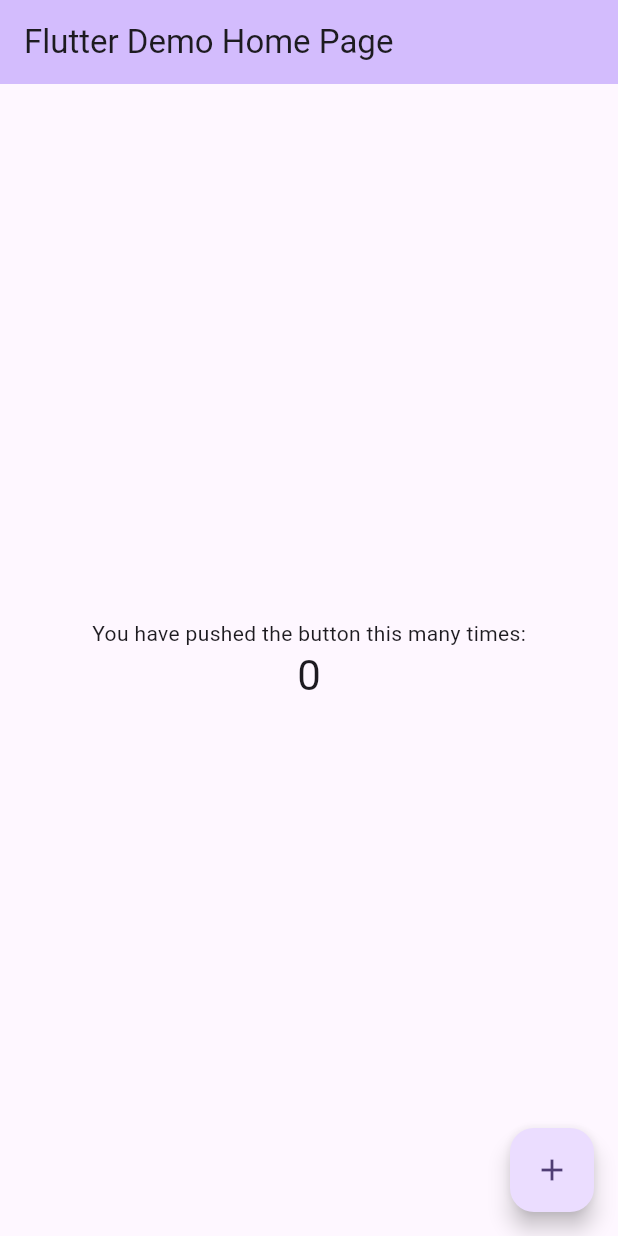
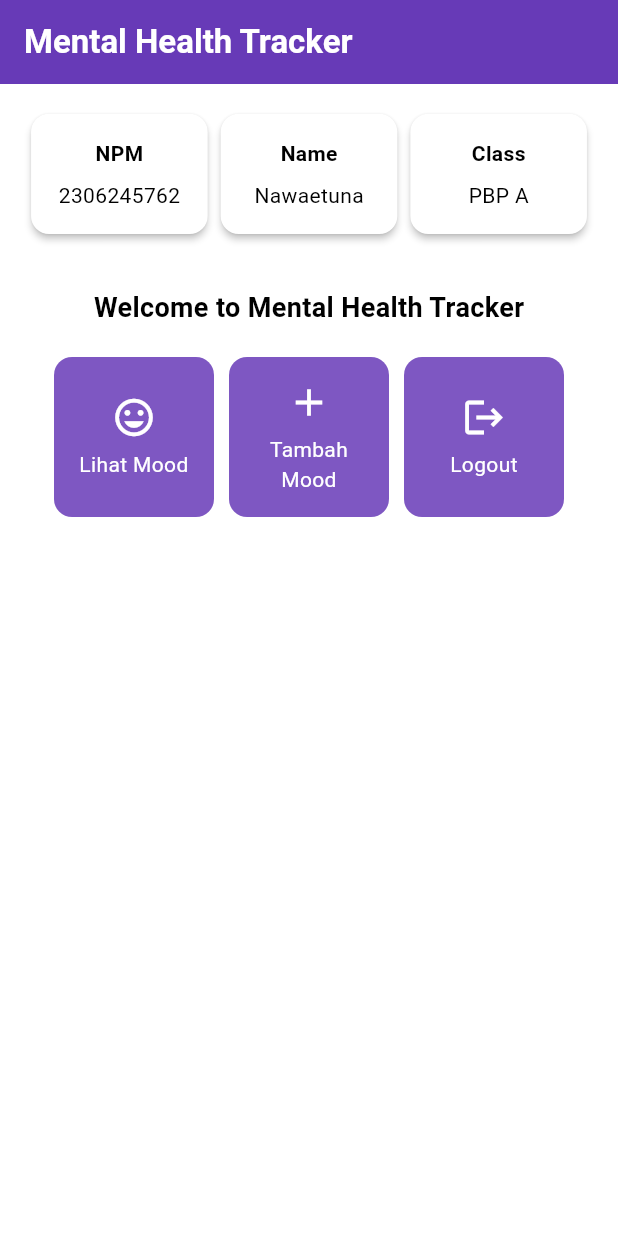
Before and after one commit to nawaetuna/mental-health-tracker-mobile, a Flutter app: the screen it shows after launch, on a phone screen of 412 x 824 dp. Run offline on Flutter 3.47's test engine with Material 3 defaults, Android fonts, the phone set to English and light mode, and no system bars.

Commit message:
tutorial 6

```diff
--- a/lib/main.dart
+++ b/lib/main.dart
@@ -1,4 +1,5 @@
 import 'package:flutter/material.dart';
+import 'package:mental_health_tracker/menu.dart';
 
 void main() {
   runApp(const MyApp());
@@ -7,119 +8,17 @@ void main() {
 class MyApp extends StatelessWidget {
   const MyApp({super.key});
 
-  // This widget is the root of your application.
   @override
   Widget build(BuildContext context) {
     return MaterialApp(
       title: 'Flutter Demo',
       theme: ThemeData(
-        // This is the theme of your application.
-        //
-        // TRY THIS: Try running your application with "flutter run". You'll see
-        // the application has a purple toolbar. Then, without quitting the app,
-        // try changing the seedColor in the colorScheme below to Colors.green
-        // and then invoke "hot reload" (save your changes or press the "hot
-        // reload" button in a Flutter-supported IDE, or press "r" if you used
-        // the command line to start the app).
-        //
-        // Notice that the counter didn't reset back to zero; the application
-        // state is not lost during the reload. To reset the state, use hot
-        // restart instead.
-        //
-        // This works for code too, not just values: Most code changes can be
-        // tested with just a hot reload.
-        colorScheme: ColorScheme.fromSeed(seedColor: Colors.deepPurple),
+        colorScheme: ColorScheme.fromSwatch(
+          primarySwatch: Colors.deepPurple,
+        ).copyWith(secondary: Colors.deepPurple[400]),
         useMaterial3: true,
       ),
-      home: const MyHomePage(title: 'Flutter Demo Home Page'),
+      home: MyHomePage(), // Updated home widget
     );
   }
 }
-
-class MyHomePage extends StatefulWidget {
-  const MyHomePage({super.key, required this.title});
-
-  // This widget is the home page of your application. It is stateful, meaning
-  // that it has a State object (defined below) that contains fields that affect
-  // how it looks.
-
-  // This class is the configuration for the state. It holds the values (in this
-  // case the title) provided by the parent (in this case the App widget) and
-  // used by the build method of the State. Fields in a Widget subclass are
-  // always marked "final".
-
-  final String title;
-
-  @override
-  State<MyHomePage> createState() => _MyHomePageState();
-}
-
-class _MyHomePageState extends State<MyHomePage> {
-  int _counter = 0;
-
-  void _incrementCounter() {
-    setState(() {
-      // This call to setState tells the Flutter framework that something has
-      // changed in this State, which causes it to rerun the build method below
-      // so that the display can reflect the updated values. If we changed
-      // _counter without calling setState(), then the build method would not be
-      // called again, and so nothing would appear to happen.
-      _counter++;
-    });
-  }
-
-  @override
-  Widget build(BuildContext context) {
-    // This method is rerun every time setState is called, for instance as done
-    // by the _incrementCounter method above.
-    //
-    // The Flutter framework has been optimized to make rerunning build methods
-    // fast, so that you can just rebuild anything that needs updating rather
-    // than having to individually change instances of widgets.
-    return Scaffold(
-      appBar: AppBar(
-        // TRY THIS: Try changing the color here to a specific color (to
-        // Colors.amber, perhaps?) and trigger a hot reload to see the AppBar
-        // change color while the other colors stay the same.
-        backgroundColor: Theme.of(context).colorScheme.inversePrimary,
-        // Here we take the value from the MyHomePage object that was created by
-        // the App.build method, and use it to set our appbar title.
-        title: Text(widget.title),
-      ),
-      body: Center(
-        // Center is a layout widget. It takes a single child and positions it
-        // in the middle of the parent.
-        child: Column(
-          // Column is also a layout widget. It takes a list of children and
-          // arranges them vertically. By default, it sizes itself to fit its
-          // children horizontally, and tries to be as tall as its parent.
-          //
-          // Column has various properties to control how it sizes itself and
-          // how it positions its children. Here we use mainAxisAlignment to
-          // center the children vertically; the main axis here is the vertical
-          // axis because Columns are vertical (the cross axis would be
-          // horizontal).
-          //
-          // TRY THIS: Invoke "debug painting" (choose the "Toggle Debug Paint"
-          // action in the IDE, or press "p" in the console), to see the
-          // wireframe for each widget.
-          mainAxisAlignment: MainAxisAlignment.center,
-          children: <Widget>[
-            const Text(
-              'You have pushed the button this many times:',
-            ),
-            Text(
-              '$_counter',
-              style: Theme.of(context).textTheme.headlineMedium,
-            ),
-          ],
-        ),
-      ),
-      floatingActionButton: FloatingActionButton(
-        onPressed: _incrementCounter,
-        tooltip: 'Increment',
-        child: const Icon(Icons.add),
-      ), // This trailing comma makes auto-formatting nicer for build methods.
-    );
-  }
-}
--- /dev/null
+++ b/lib/menu.dart
@@ -0,0 +1,186 @@
+import 'package:flutter/material.dart';
+
+class MyHomePage extends StatelessWidget {
+  MyHomePage({super.key});
+    final String npm = '2306245762'; // NPM
+    final String name = 'Nawaetuna'; // Nama
+    final String className = 'PBP A'; // Kelas
+    final List<ItemHomepage> items = [
+         ItemHomepage("Lihat Mood", Icons.mood),
+         ItemHomepage("Tambah Mood", Icons.add),
+         ItemHomepage("Logout", Icons.logout),
+     ];
+
+  @override
+  Widget build(BuildContext context) {
+    // Scaffold menyediakan struktur dasar halaman dengan AppBar dan body.
+    return Scaffold(
+      // AppBar adalah bagian atas halaman yang menampilkan judul.
+      appBar: AppBar(
+        // Judul aplikasi "Mental Health Tracker" dengan teks putih dan tebal.
+        title: const Text(
+          'Mental Health Tracker',
+          style: TextStyle(
+            color: Colors.white,
+            fontWeight: FontWeight.bold,
+          ),
+        ),
+        // Warna latar belakang AppBar diambil dari skema warna tema aplikasi.
+        backgroundColor: Theme.of(context).colorScheme.primary,
+      ),
+      // Body halaman dengan padding di sekelilingnya.
+      body: Padding(
+        padding: const EdgeInsets.all(16.0),
+        // Menyusun widget secara vertikal dalam sebuah kolom.
+        child: Column(
+          crossAxisAlignment: CrossAxisAlignment.center,
+          children: [
+            // Row untuk menampilkan 3 InfoCard secara horizontal.
+            Row(
+              mainAxisAlignment: MainAxisAlignment.spaceEvenly,
+              children: [
+                InfoCard(title: 'NPM', content: npm),
+                InfoCard(title: 'Name', content: name),
+                InfoCard(title: 'Class', content: className),
+              ],
+            ),
+
+            // Memberikan jarak vertikal 16 unit.
+            const SizedBox(height: 16.0),
+
+            // Menempatkan widget berikutnya di tengah halaman.
+            Center(
+              child: Column(
+                // Menyusun teks dan grid item secara vertikal.
+
+                children: [
+                  // Menampilkan teks sambutan dengan gaya tebal dan ukuran 18.
+                  const Padding(
+                    padding: EdgeInsets.only(top: 16.0),
+                    child: Text(
+                      'Welcome to Mental Health Tracker',
+                      style: TextStyle(
+                        fontWeight: FontWeight.bold,
+                        fontSize: 18.0,
+                      ),
+                    ),
+                  ),
+
+                  // Grid untuk menampilkan ItemCard dalam bentuk grid 3 kolom.
+                  GridView.count(
+                    primary: true,
+                    padding: const EdgeInsets.all(20),
+                    crossAxisSpacing: 10,
+                    mainAxisSpacing: 10,
+                    crossAxisCount: 3,
+                    // Agar grid menyesuaikan tinggi kontennya.
+                    shrinkWrap: true,
+
+                    // Menampilkan ItemCard untuk setiap item dalam list items.
+                    children: items.map((ItemHomepage item) {
+                      return ItemCard(item);
+                    }).toList(),
+                  ),
+                ],
+              ),
+            ),
+          ],
+        ),
+      ),
+    );
+  }
+}
+
+class InfoCard extends StatelessWidget {
+  // Kartu informasi yang menampilkan title dan content.
+
+  final String title;  // Judul kartu.
+  final String content;  // Isi kartu.
+
+  const InfoCard({super.key, required this.title, required this.content});
+
+  @override
+  Widget build(BuildContext context) {
+    return Card(
+      // Membuat kotak kartu dengan bayangan dibawahnya.
+      elevation: 2.0,
+      child: Container(
+        // Mengatur ukuran dan jarak di dalam kartu.
+        width: MediaQuery.of(context).size.width / 3.5, // menyesuaikan dengan lebar device yang digunakan.
+        padding: const EdgeInsets.all(16.0),
+        // Menyusun title dan content secara vertikal.
+        child: Column(
+          children: [
+            Text(
+              title,
+              style: const TextStyle(fontWeight: FontWeight.bold),
+            ),
+            const SizedBox(height: 8.0),
+            Text(content),
+          ],
+        ),
+      ),
+    );
+  }
+}
+
+class ItemHomepage {
+     final String name;
+     final IconData icon;
+
+     ItemHomepage(this.name, this.icon);
+}
+
+class ItemCard extends StatelessWidget {
+  // Menampilkan kartu dengan ikon dan nama.
+
+  final ItemHomepage item;
+
+  const ItemCard(this.item, {super.key});
+
+  @override
+  Widget build(BuildContext context) {
+    return Material(
+      // Menentukan warna latar belakang dari tema aplikasi.
+      color: Theme.of(context).colorScheme.secondary,
+      // Membuat sudut kartu melengkung.
+      borderRadius: BorderRadius.circular(12),
+
+      child: InkWell(
+        // Aksi ketika kartu ditekan.
+        onTap: () {
+          // Menampilkan pesan SnackBar saat kartu ditekan.
+          ScaffoldMessenger.of(context)
+            ..hideCurrentSnackBar()
+            ..showSnackBar(
+              SnackBar(content: Text("Kamu telah menekan tombol ${item.name}!"))
+            );
+        },
+        // Container untuk menyimpan Icon dan Text
+        child: Container(
+          padding: const EdgeInsets.all(8),
+          child: Center(
+            child: Column(
+              // Menyusun ikon dan teks di tengah kartu.
+              mainAxisAlignment: MainAxisAlignment.center,
+              children: [
+                Icon(
+                  item.icon,
+                  color: Colors.white,
+                  size: 30.0,
+                ),
+                const Padding(padding: EdgeInsets.all(3)),
+                Text(
+                  item.name,
+                  textAlign: TextAlign.center,
+                  style: const TextStyle(color: Colors.white),
+                ),
+              ],
+            ),
+          ),
+        ),
+      ),
+    );
+  }
+
+}
```
